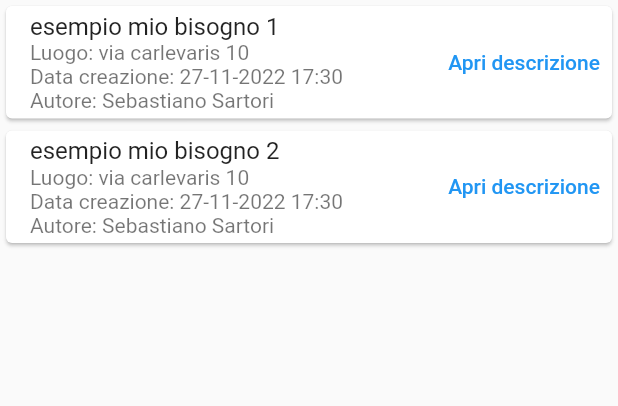
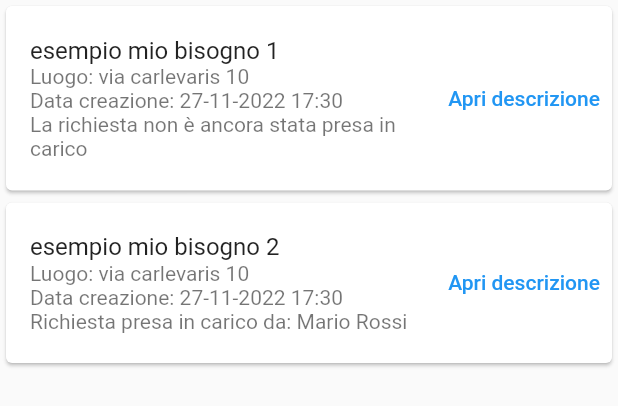
Before and after one commit to SartoriS886809/IngegneriaDelSoftware_2022-2023, a Flutter app: the MyNeeds widget shown alone on an empty page, opened directly, on a phone screen of 412 x 824 dp. Shown: the top 406 px of the screen. Run offline on Flutter 3.47's test engine with Material 2 defaults, Android fonts, the phone set to English and light mode, and no system bars; our stand-ins replace dropdown_search.

Commit message:
Rinominato neighbours_needs in neighbors_needs, riorganizzate le Card delle liste delle pagine relative ai bisogni in un file a parte card_need.dart, eseguiti diversi miglioramenti e modifiche per quanto riguarda grafica e informazioni visualizzate a schermo

```diff
--- /dev/null
+++ b/app_android/friendly_neighborhood/lib/core/need/card_need.dart
@@ -0,0 +1,116 @@
+import 'package:flutter/material.dart';
+import 'package:friendly_neighborhood/model/need.dart';
+
+//import 'package:friendly_neighborhood/core/need/need_show.dart';
+/*
+onPressed: () {
+            Navigator.push(
+                context,
+                MaterialPageRoute(
+                    builder: (context) => ShowNeed(
+                          need: service,
+                          myService: false,
+                        )));
+          },
+*/
+
+class NeedCard extends StatelessWidget {
+  final Need need;
+  final bool isItMine;
+  final bool assistedByMe;
+  const NeedCard({super.key, required this.need, required this.isItMine, this.assistedByMe=false});
+
+  @override
+  Widget build(BuildContext context) {
+    String date="${need.postDate.day}-${need.postDate.month}-${need.postDate.year} ${need.postDate.hour}:${need.postDate.minute}";
+    String author=(!isItMine)?("\nAutore: "+need.creator):"";
+    String assistant=(!isItMine)?"":((need.assistant!="")?"\nRichiesta presa in carico da: "+need.assistant:"\nLa richiesta non è ancora stata presa in carico");
+
+    final TextButton showNeedButton=
+    TextButton(
+      child: const Text('Apri descrizione'),
+      onPressed: () {
+        (isItMine)?{
+          //mostra desc
+        }:{
+          //mostra desc e permetti modifiche
+        };
+      }
+    );
+
+    final TextButton satisfyButton=
+    TextButton(
+      child: const Text('Soddisfa'),
+      style: TextButton.styleFrom(
+        backgroundColor: Colors.blue,
+        foregroundColor: Colors.white,
+        padding: const EdgeInsets.all(8.0)
+      ),
+      onPressed: () {
+        //aggiunge il proprio id come assistente
+      }
+    );
+
+    final TextButton withdrawButton=
+    TextButton(
+      child: const Text('Ritira disponibilità'),
+      style: TextButton.styleFrom(
+        backgroundColor: Colors.blue,
+        foregroundColor: Colors.white,
+        padding: const EdgeInsets.all(8.0)
+      ),
+      onPressed: () {
+        //rimuove il proprio id come assistente
+      }
+    );
+
+    final List<Widget> cardButtons=(!isItMine)
+    ?
+    ((!assistedByMe)
+    ?//neighbors_needs
+    [
+      showNeedButton,
+      const SizedBox(height: 16),
+      satisfyButton,
+    ]
+    ://my_assignments
+    [
+      showNeedButton,
+      const SizedBox(height: 16),
+      withdrawButton,
+    ])
+    ://my_needs
+    [
+      showNeedButton,
+    ]
+    ;
+
+    return Card(
+      child: Column(
+        mainAxisSize: MainAxisSize.min,
+        children: <Widget>[
+          const SizedBox(height: 16),
+          Row(
+            children:[
+            Expanded(
+              child:
+              ListTile(
+                title: Text(need.title),
+                subtitle: Text(
+                  "Luogo: "+need.address+"\n"+
+                  "Data creazione: "+date+
+                  author+
+                  assistant
+                ),
+              ),
+            ),
+            Column(
+              children: cardButtons
+            )
+          ]),
+          const SizedBox(height: 16)
+        ],
+      ),
+    );
+  }
+}
--- a/app_android/friendly_neighborhood/lib/core/need/my_needs.dart
+++ b/app_android/friendly_neighborhood/lib/core/need/my_needs.dart
@@ -1,4 +1,5 @@
 import 'package:flutter/material.dart';
+import 'package:friendly_neighborhood/core/need/card_need.dart';
 import 'package:friendly_neighborhood/model/need.dart';
 
 class MyNeeds extends StatefulWidget {
@@ -15,7 +16,7 @@ class _MyNeedsState extends State<MyNeeds> {
   //lista di esempio (temporanea)
   List<Need> Needslist=[
     Need(4, new DateTime(2022,11,27,17,30), "esempio mio bisogno 1", "via carlevaris 10", "descrizione mio bisogno 1", "" , 0 , "Sebastiano Sartori"),
-    Need(5, new DateTime(2022,11,27,17,30), "esempio mio bisogno 2", "via carlevaris 10", "descrizione mio bisogno 2", "" , 0 , "Sebastiano Sartori"),
+    Need(5, new DateTime(2022,11,27,17,30), "esempio mio bisogno 2", "via carlevaris 10", "descrizione mio bisogno 2", "Mario Rossi" , 1 , "Sebastiano Sartori"),
   ];
   //initState() è il costruttore delle classi stato
   @override
@@ -25,39 +26,13 @@ class _MyNeedsState extends State<MyNeeds> {
 
   @override
   Widget build(BuildContext context) {
-    //return Text("my needs");
     return (!Needslist.isEmpty)
-    ?ListView.builder(
+    ?
+    ListView.builder(
       itemCount: Needslist.length,
       itemBuilder: (context, index){
         final Need need_i=Needslist.elementAt(index);
-        final String date_i=need_i.postDate.day.toString()+"-"+need_i.postDate.month.toString()+"-"+need_i.postDate.year.toString()+" "+need_i.postDate.hour.toString()+":"+need_i.postDate.minute.toString();
-        return Card(
-        child: Column(
-          mainAxisSize: MainAxisSize.min,
-          children: <Widget>[
-            Row(
-              children:[
-              Expanded(
-                //width: 150,
-                child:
-                ListTile(
-                  //leading: Icon(Icons.album),
-                  title: Text(need_i.title),
-                  subtitle: Text(
-                    "Luogo: "+need_i.address+"\n"+
-                    "Data creazione: "+date_i+"\n"+//.toString()+"\n"+
-                    "Autore: "+need_i.creator),
-                ),
-              ),
-              TextButton(
-                child: const Text('Apri descrizione'),
-                onPressed: () {/* ... */},
-              )
-            ])
-          ],
-        ),
-      );
+        return NeedCard(need: need_i, isItMine: true);
       } ,
     )
     :
--- a/app_android/friendly_neighborhood/lib/core/need/need_page.dart
+++ b/app_android/friendly_neighborhood/lib/core/need/need_page.dart
@@ -2,7 +2,7 @@ import 'package:flutter/material.dart';
 import 'package:friendly_neighborhood/core/core.dart';
 import 'package:friendly_neighborhood/core/need/create_modify_need.dart';
 import 'package:friendly_neighborhood/core/need/my_assignments.dart';
-import 'package:friendly_neighborhood/core/need/neighbours_needs.dart';
+import 'package:friendly_neighborhood/core/need/neighbors_needs.dart';
 import 'package:friendly_neighborhood/core/need/my_needs.dart';
 
 
@@ -24,7 +24,7 @@ class _NeedPageState extends State<NeedPage> {
     "Miei incarichi": Icons.assignment_turned_in
   };
   //TODO mappare insieme su pages anche le pagine
-  final List<Widget> pagesWidgets= [const NeighboursNeeds(), const MyNeeds(), const MyAssignments()];
+  final List<Widget> pagesWidgets= [const NeighborsNeeds(), const MyNeeds(), const MyAssignments()];
 
   late Widget _currentPage;
   late int _currentIndex;
```
Also changed, not shown: app_android/friendly_neighborhood/lib/core/need/my_assignments.dart (+3 -28 lines), app_android/friendly_neighborhood/lib/core/need/neighbors_needs.dart (added, +48 -0 lines), app_android/friendly_neighborhood/lib/core/need/neighbours_needs.dart (deleted, +0 -89 lines), app_android/friendly_neighborhood/lib/core/need/need_show.dart (added).
